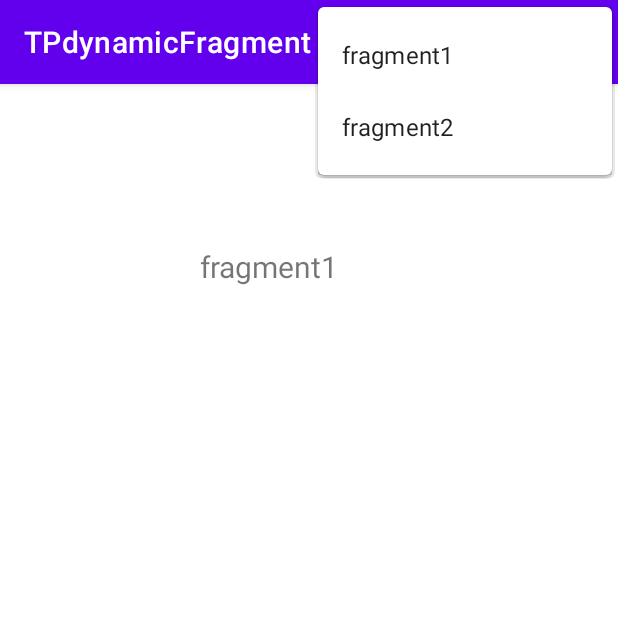
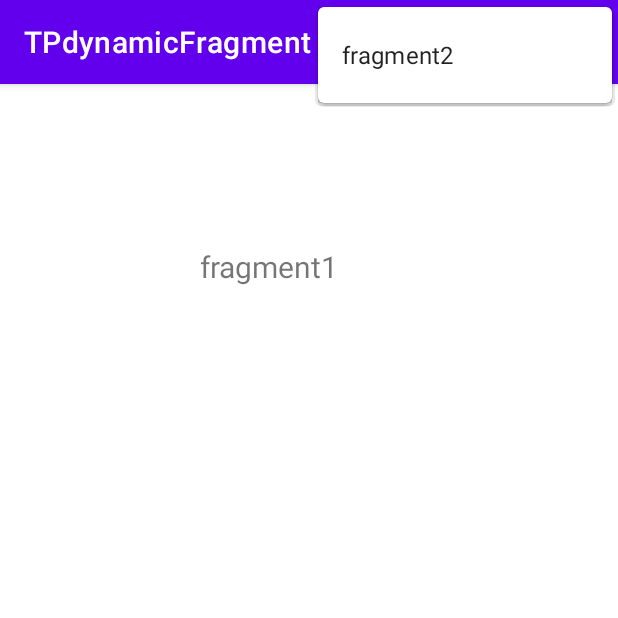
Before and after one commit to david95110/TPdynamicFragment, an Android app: the screen it shows after launch (MainActivity), with the options menu open, on a phone screen of 412 x 824 dp, the top half of it. Run offline under Robolectric (Android 15) with nearby library versions, the phone set to English and light mode, and no system bars.

Commit message:
remplacement du menu item1 par icone +

```diff
--- a/app/src/main/res/menu/main_menu.xml
+++ b/app/src/main/res/menu/main_menu.xml
@@ -4,7 +4,9 @@
 
     <item
         android:id="@+id/fragment1"
-        android:title="fragment1" />
+        android:icon="@android:drawable/ic_input_add"
+        android:title="fragment1"
+        app:showAsAction="ifRoom" />
     <item
         android:id="@+id/fragment2"
         android:title="fragment2" />
```
